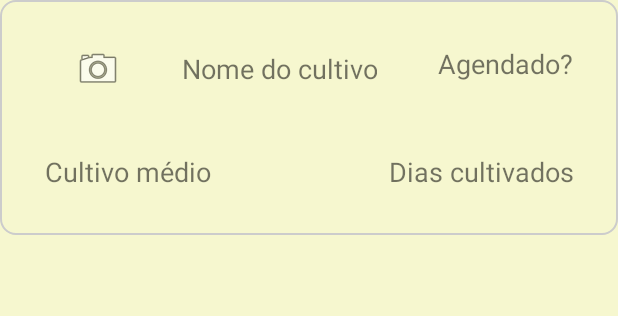
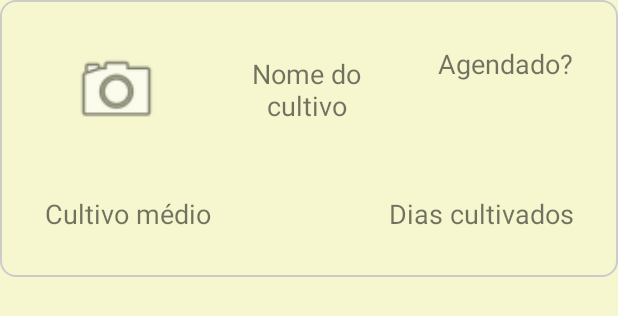
Before and after one commit to romariobs/empsoft-project, an Android app: the layout item_insumo.xml on its own in the app's theme, with its tools: preview values and no code run, on a phone screen of 412 x 824 dp. Shown: the top 316 px of the screen. Run offline under Robolectric (Android 15) with nearby library versions, the phone set to English and light mode, and no system bars.

Commit message:
Adiciona ícones dos insumos

```diff
--- a/app/src/main/java/br/edu/ufcg/empsoft/activities/FazendaActivity.java
+++ b/app/src/main/java/br/edu/ufcg/empsoft/activities/FazendaActivity.java
@@ -38,12 +38,6 @@ public class FazendaActivity extends AppCompatActivity {
                 if (!mEtName.getText().toString().isEmpty() && !mEtDescription.getText().toString().isEmpty()) {
                     Fazenda fazenda = new Fazenda(mEtName.getText().toString(), mEtDescription.getText().toString());
 
-                    // --> CRIANDO INSUMOS PARA TESTES
-                         fazenda.addInsumo(new Insumo("Batata", 30, 0));
-                         fazenda.addInsumo(new Insumo("Milho", 60, 0));
-                        // ERA MASSA COLOCAR IMAGENS PRA OS INSUMOS, UNS ÍCONES JÁ AJUDAVA
-                    // <-- TESTES
-
                     Intent returnIntent = new Intent();
                     returnIntent.putExtra("novaFazenda", fazenda);
                     setResult(Activity.RESULT_OK, returnIntent);
--- a/app/src/main/res/layout/item_insumo.xml
+++ b/app/src/main/res/layout/item_insumo.xml
@@ -18,8 +18,8 @@
                         android:orientation="horizontal">
                         <ImageView
                             android:id="@+id/cultivo_icon"
-                            android:layout_width="wrap_content"
-                            android:layout_height="wrap_content"
+                            android:layout_width="60dp"
+                            android:layout_height="60dp"
                             android:layout_marginRight="20dp"
                             android:src="@android:drawable/ic_menu_camera"
                             android:layout_weight="0.3"/>
```
Also changed, not shown: app/src/main/java/br/edu/ufcg/empsoft/adapters/CultivoAdapter.java (+12 -0 lines), app/src/main/java/br/edu/ufcg/empsoft/adapters/FazendaAdapter.java (+8 -0 lines), app/src/main/java/br/edu/ufcg/empsoft/models/Insumo.java (+9 -1 lines).
